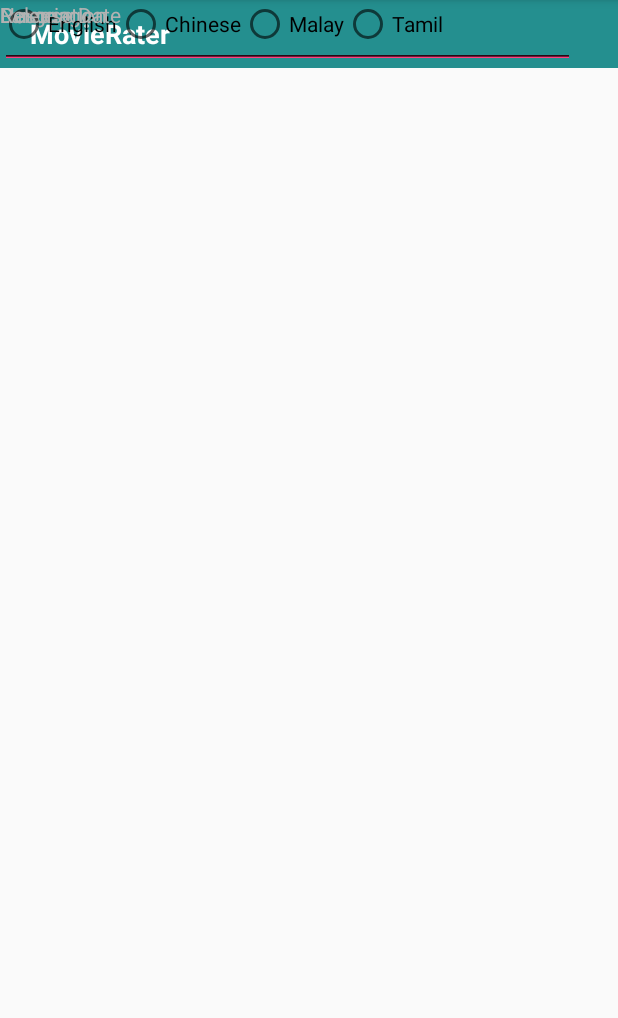
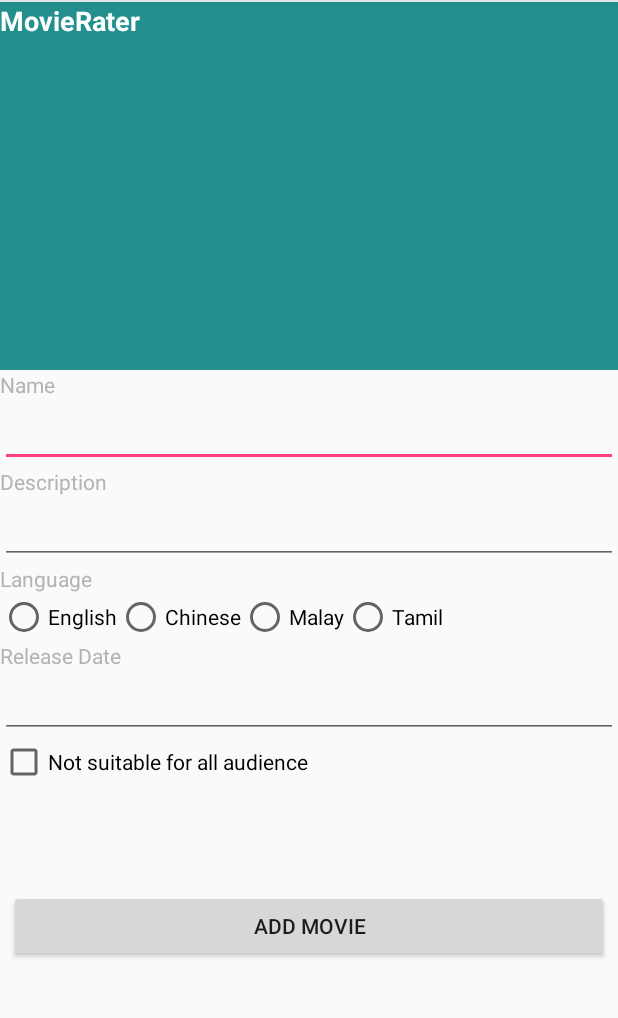
Before and after one commit to Bronze5yasuomain/MUSD_Assignment-173087M, an Android app: the screen it shows after launch (MainActivity), on a phone screen of 412 x 824 dp, the part 84-1102 px from its top. Run offline under Robolectric (Android 15) with nearby library versions, the phone set to English and light mode, and no system bars.

Commit message:
all done

```diff
--- a/app/src/main/res/layout/activity_main.xml
+++ b/app/src/main/res/layout/activity_main.xml
@@ -9,15 +9,14 @@
     <TextView
         android:id="@+id/title"
         android:layout_width="0dp"
-        android:layout_height="45dp"
+        android:layout_height="0dp"
+        android:layout_marginBottom="345dp"
         android:background="@color/colorHeaderBackground"
         android:text="MovieRater"
-        android:paddingLeft="20dp"
-        android:paddingTop="10dp"
         android:textColor="@color/colorWhiteText"
         android:textSize="18dp"
         android:textStyle="bold"
-        app:layout_constraintBottom_toBottomOf="parent"
+        app:layout_constraintBottom_toTopOf="@+id/buttonAddMovie"
         app:layout_constraintHorizontal_bias="1.0"
         app:layout_constraintLeft_toLeftOf="parent"
         app:layout_constraintRight_toRightOf="parent"
@@ -30,18 +29,21 @@
         android:layout_height="wrap_content"
         android:text="Name"
         android:textColor="@color/colorGreyText"
-        tools:layout_editor_absoluteX="0dp"
-        tools:layout_editor_absoluteY="45dp" />
+        app:layout_constraintBottom_toTopOf="@+id/editTextName"
+        app:layout_constraintStart_toStartOf="@+id/title"
+        app:layout_constraintTop_toBottomOf="@+id/title" />
 
 
     <EditText
         android:id="@+id/editTextName"
-        android:layout_width="383dp"
+        android:layout_width="0dp"
         android:layout_height="wrap_content"
         android:ems="10"
         android:inputType="textPersonName"
-        tools:layout_editor_absoluteX="0dp"
-        tools:layout_editor_absoluteY="64dp" />
+        app:layout_constraintBottom_toTopOf="@+id/textViewDescription"
+        app:layout_constraintEnd_toEndOf="parent"
+        app:layout_constraintStart_toStartOf="parent"
+        app:layout_constraintTop_toBottomOf="@+id/textViewName" />
 
     <TextView
         android:id="@+id/textViewDescription"
@@ -49,17 +51,20 @@
         android:layout_height="wrap_content"
         android:text="Description"
         android:textColor="@color/colorGreyText"
-        tools:layout_editor_absoluteX="0dp"
-        tools:layout_editor_absoluteY="110dp" />
+        app:layout_constraintBottom_toTopOf="@+id/editTextDescription"
+        app:layout_constraintStart_toStartOf="@+id/editTextName"
+        app:layout_constraintTop_toBottomOf="@+id/editTextName" />
 
     <EditText
         android:id="@+id/editTextDescription"
-        android:layout_width="383dp"
+        android:layout_width="0dp"
         android:layout_height="wrap_content"
         android:ems="10"
         android:inputType="textMultiLine"
-        tools:layout_editor_absoluteX="1dp"
-        tools:layout_editor_absoluteY="129dp" />
+        app:layout_constraintBottom_toTopOf="@+id/textViewLanguage"
+        app:layout_constraintEnd_toEndOf="parent"
+        app:layout_constraintStart_toStartOf="parent"
+        app:layout_constraintTop_toBottomOf="@+id/textViewDescription" />
 
     <TextView
         android:id="@+id/textViewLanguage"
@@ -67,15 +72,18 @@
         android:layout_height="wrap_content"
         android:text="Language"
         android:textColor="@color/colorGreyText"
-        tools:layout_editor_absoluteX="0dp"
-        tools:layout_editor_absoluteY="175dp" />
+        app:layout_constraintBottom_toTopOf="@+id/radioGroupLang"
+        app:layout_constraintStart_toStartOf="parent"
+        app:layout_constraintTop_toBottomOf="@+id/editTextDescription" />
 
     <RadioGroup
+        android:id="@+id/radioGroupLang"
         android:layout_width="328dp"
         android:layout_height="wrap_content"
         android:orientation="horizontal"
-        tools:layout_editor_absoluteX="0dp"
-        tools:layout_editor_absoluteY="194dp">
+        app:layout_constraintBottom_toTopOf="@+id/textViewReleaseDate"
+        app:layout_constraintStart_toStartOf="@+id/textViewLanguage"
+        app:layout_constraintTop_toBottomOf="@+id/textViewLanguage">
 
         <RadioButton
             android:layout_width="wrap_content"
@@ -108,18 +116,69 @@
         android:layout_height="wrap_content"
         android:text="Release Date"
         android:textColor="@color/colorGreyText"
-        tools:layout_editor_absoluteX="0dp"
-        tools:layout_editor_absoluteY="226dp" />
+        app:layout_constraintBottom_toTopOf="@+id/editTextReleaseDate"
+        app:layout_constraintStart_toStartOf="@+id/radioGroupLang"
+        app:layout_constraintTop_toBottomOf="@+id/radioGroupLang" />
 
     <EditText
-        android:id="@+id/editText3"
-        android:layout_width="383dp"
+        android:id="@+id/editTextReleaseDate"
+        android:layout_width="0dp"
         android:layout_height="wrap_content"
         android:ems="10"
         android:inputType="date"
-        tools:layout_editor_absoluteX="1dp"
-        tools:layout_editor_absoluteY="245dp" />
+        app:layout_constraintBottom_toTopOf="@+id/checkBox"
+        app:layout_constraintEnd_toEndOf="parent"
+        app:layout_constraintStart_toStartOf="parent"
+        app:layout_constraintTop_toBottomOf="@+id/textViewReleaseDate" />
 
+    <CheckBox
+        android:id="@+id/checkBox"
+        android:layout_width="wrap_content"
+        android:layout_height="wrap_content"
+        android:layout_marginBottom="244dp"
+        android:text="Not suitable for all audience"
+        app:layout_constraintBottom_toBottomOf="parent"
+        app:layout_constraintStart_toStartOf="@+id/editTextReleaseDate"
+        app:layout_constraintTop_toBottomOf="@+id/editTextReleaseDate" />
+
+    <CheckBox
+        android:id="@+id/checkBox2"
+        android:layout_width="wrap_content"
+        android:layout_height="wrap_content"
+        android:layout_marginTop="7dp"
+        android:text="Violence"
+        android:visibility="invisible"
+        app:layout_constraintStart_toStartOf="parent"
+        app:layout_constraintTop_toBottomOf="@+id/checkBox" />
+
+    <CheckBox
+        android:id="@+id/checkBox3"
+        android:layout_width="wrap_content"
+        android:layout_height="wrap_content"
+        android:layout_marginEnd="32dp"
+        android:layout_marginRight="32dp"
+        android:layout_marginTop="7dp"
+        android:visibility="invisible"
+        android:text="Language used"
+        app:layout_constraintEnd_toEndOf="parent"
+        app:layout_constraintTop_toBottomOf="@+id/checkBox" />
+
+    <Button
+        android:id="@+id/buttonAddMovie"
+        android:layout_width="0dp"
+        android:layout_height="wrap_content"
+        android:layout_marginBottom="125dp"
+        android:layout_marginEnd="6dp"
+        android:layout_marginLeft="6dp"
+        android:layout_marginRight="6dp"
+        android:layout_marginStart="6dp"
+        android:text="Add Movie"
+        app:layout_constraintBottom_toBottomOf="parent"
+        app:layout_constraintEnd_toEndOf="parent"
+        app:layout_constraintHorizontal_bias="0.0"
+        app:layout_constraintStart_toStartOf="parent"
+        app:layout_constraintTop_toBottomOf="@+id/title"
+        app:layout_constraintVertical_bias="1.0" />
 
 
 </android.support.constraint.ConstraintLayout>
```
Also changed, not shown: app/src/main/java/com/example/a173087m/musd_assignment/MainActivity.kt (+64 -0 lines), app/src/main/res/layout/data_view.xml (added, +106 -0 lines), app/src/main/res/layout/review.xml (added, +41 -0 lines).
